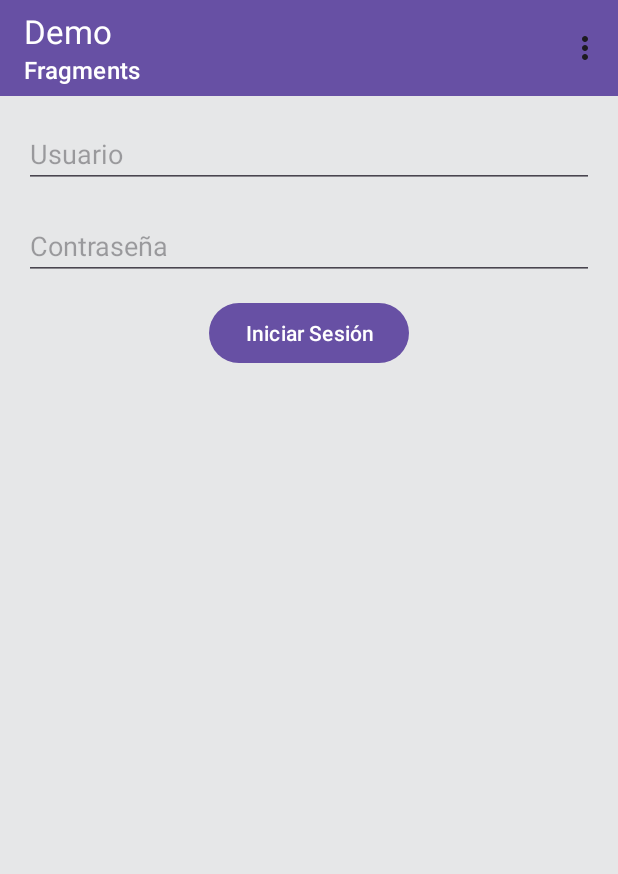
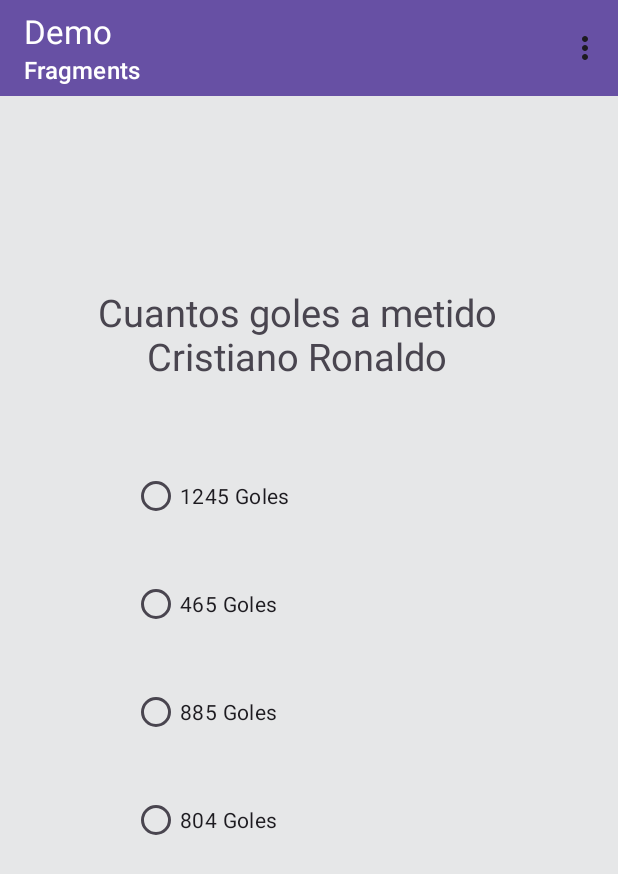
Before and after one commit to MoiB03/Tareas-DesarrolloVI, an Android app: the screen it shows after launch (MainActivity), in the options menu, after a tap on "Option 2", on a phone screen of 412 x 824 dp. Shown: the top 874 px of the screen. Run offline under Robolectric (Android 15) with nearby library versions, the light colour scheme and no system bars.

Commit message:
parte 2
Parte 2 Terminada

```diff
--- a/Demo_UI_exa_1/app/src/main/java/com/example/demo_ui_exa_1/fragment_option2.kt
+++ b/Demo_UI_exa_1/app/src/main/java/com/example/demo_ui_exa_1/fragment_option2.kt
@@ -8,13 +8,13 @@
 import android.view.ViewGroup
 import android.widget.Button
 import android.widget.EditText
+import android.widget.RadioGroup
 import android.widget.Toast
 
+class FragmentOption2 : Fragment() {
 
-class FragmentOption2 : Fragment() {
-    private lateinit var editTextUsername: EditText
-    private lateinit var editTextPassword: EditText
-    private lateinit var buttonLogin: Button
+    private lateinit var buttonver: Button
+    private lateinit var radioGroup: RadioGroup
 
     override fun onCreateView(
         inflater: LayoutInflater, container: ViewGroup?,
@@ -23,27 +23,20 @@
         // Inflate the layout for this fragment
         val view = inflater.inflate(R.layout.fragment_option2, container, false)
 
-        editTextUsername = view.findViewById(R.id.editTextUsername)
-        editTextPassword = view.findViewById(R.id.editTextPassword)
-        buttonLogin = view.findViewById(R.id.buttonLogin)
 
-        buttonLogin.setOnClickListener {
-            val username = editTextUsername.text.toString()
-            val password = editTextPassword.text.toString()
+        radioGroup = view.findViewById(R.id.radioGroup)
 
-            // Verificar si el usuario y la contraseña son correctos
-            if (username == "usuario" && password == "12345") {
-                // Iniciar la actividad principal si son correctos
-                val intent = Intent(requireContext(), MainActivity::class.java)
-                startActivity(intent)
-                requireActivity().finish() // Finalizar la actividad actual para evitar volver a ella desde la actividad principal
-            } else {
-                // Mostrar un mensaje de error si son incorrectos
-                Toast.makeText(requireContext(), "Usuario o contraseña incorrectos", Toast.LENGTH_SHORT).show()
+        // Set the OnCheckedChangeListener to the RadioGroup
+        radioGroup.setOnCheckedChangeListener { group, checkedId ->
+            when (checkedId) {
+                R.id.radioButton1 -> Toast.makeText(requireContext(), "No es el correcto", Toast.LENGTH_SHORT).show()
+                R.id.radioButton2 -> Toast.makeText(requireContext(), "No es el correcto", Toast.LENGTH_SHORT).show()
+                R.id.radioButton3 -> Toast.makeText(requireContext(), "es el correcto", Toast.LENGTH_SHORT).show()
+                R.id.radioButton4 -> Toast.makeText(requireContext(), "No es el correcto", Toast.LENGTH_SHORT).show()
+                else -> Toast.makeText(requireContext(), "Elija una opcion", Toast.LENGTH_SHORT).show()
             }
         }
 
         return view
     }
-
 }
--- a/Demo_UI_exa_1/app/src/main/res/layout/fragment_option2.xml
+++ b/Demo_UI_exa_1/app/src/main/res/layout/fragment_option2.xml
@@ -9,44 +9,89 @@
     android:background="#E6E7E8"
     tools:context=".FragmentOption1">
 
-    <EditText
-        android:id="@+id/editTextUsername"
-        android:layout_width="0dp"
-        android:layout_height="wrap_content"
-        android:layout_margin="16dp"
-        android:layout_marginStart="16dp"
-        android:layout_marginTop="198dp"
-        android:layout_marginEnd="16dp"
-        android:hint="Usuario"
-        android:inputType="text"
-        app:layout_constraintEnd_toEndOf="parent"
-        app:layout_constraintStart_toStartOf="parent"
+    <TextView
+        android:id="@+id/textView"
+        android:layout_width="332dp"
+        android:layout_height="93dp"
+        android:layout_marginStart="32dp"
+        android:layout_marginTop="112dp"
+        android:gravity="center"
+        android:text="Cuantos goles a metido Cristiano Ronaldo"
+        android:textSize="25sp"
+        app:layout_constraintStart_toStartOf="@+id/radioGroup"
         app:layout_constraintTop_toTopOf="parent" />
 
-    <EditText
-        android:id="@+id/editTextPassword"
-        android:layout_width="0dp"
-        android:layout_height="wrap_content"
-        android:layout_below="@id/editTextUsername"
-        android:layout_margin="16dp"
-        android:layout_marginStart="16dp"
-        android:layout_marginTop="10dp"
-        android:layout_marginEnd="16dp"
-        android:hint="Contraseña"
-        android:inputType="textPassword"
-        app:layout_constraintEnd_toEndOf="parent"
-        app:layout_constraintStart_toStartOf="parent"
-        app:layout_constraintTop_toBottomOf="@+id/editTextUsername" />
-
-    <Button
-        android:id="@+id/buttonLogin"
+    <LinearLayout
+        android:id="@+id/linearLayout"
         android:layout_width="wrap_content"
         android:layout_height="wrap_content"
-        android:layout_below="@id/editTextPassword"
-        android:layout_centerHorizontal="true"
-        android:layout_marginTop="11dp"
-        android:text="Iniciar Sesión"
+        android:orientation="horizontal"
+        app:layout_constraintBottom_toTopOf="parent"
+        app:layout_constraintEnd_toStartOf="parent"
+        app:layout_constraintStart_toStartOf="parent"
+        app:layout_constraintTop_toTopOf="parent">
+
+
+    </LinearLayout>
+
+    <RadioGroup
+        android:id="@+id/radioGroup"
+        android:layout_width="379dp"
+        android:layout_height="319dp"
+        android:layout_gravity="center_vertical"
+        app:layout_constraintBottom_toBottomOf="parent"
         app:layout_constraintEnd_toEndOf="parent"
+        app:layout_constraintHorizontal_bias="0.0"
         app:layout_constraintStart_toStartOf="parent"
-        app:layout_constraintTop_toBottomOf="@+id/editTextPassword" />
+        app:layout_constraintTop_toTopOf="parent"
+        app:layout_constraintVertical_bias="0.501">
+
+        <RadioButton
+            android:id="@+id/radioButton1"
+            android:layout_width="241dp"
+            android:layout_height="52dp"
+
+            android:layout_marginStart="88dp"
+            android:layout_marginTop="20dp"
+            android:text="1245 Goles"
+            app:layout_constraintStart_toStartOf="parent"
+            app:layout_constraintTop_toTopOf="parent" />
+
+        <RadioButton
+            android:id="@+id/radioButton2"
+            android:layout_width="241dp"
+            android:layout_height="52dp"
+
+            android:layout_marginStart="88dp"
+            android:layout_marginTop="20dp"
+            android:text="465 Goles"
+            app:layout_constraintStart_toStartOf="parent"
+            app:layout_constraintTop_toTopOf="parent" />
+
+        <RadioButton
+            android:id="@+id/radioButton3"
+            android:layout_width="241dp"
+            android:layout_height="52dp"
+
+            android:layout_marginStart="88dp"
+            android:layout_marginTop="20dp"
+            android:text="885 Goles"
+            app:layout_constraintStart_toStartOf="parent"
+            app:layout_constraintTop_toTopOf="parent" />
+
+        <RadioButton
+            android:id="@+id/radioButton4"
+            android:layout_width="241dp"
+            android:layout_height="52dp"
+
+            android:layout_marginStart="88dp"
+            android:layout_marginTop="20dp"
+            android:text="804 Goles"
+            app:layout_constraintStart_toStartOf="parent"
+            app:layout_constraintTop_toTopOf="parent" />
+
+
+    </RadioGroup>
+
+
 </androidx.constraintlayout.widget.ConstraintLayout>
```
